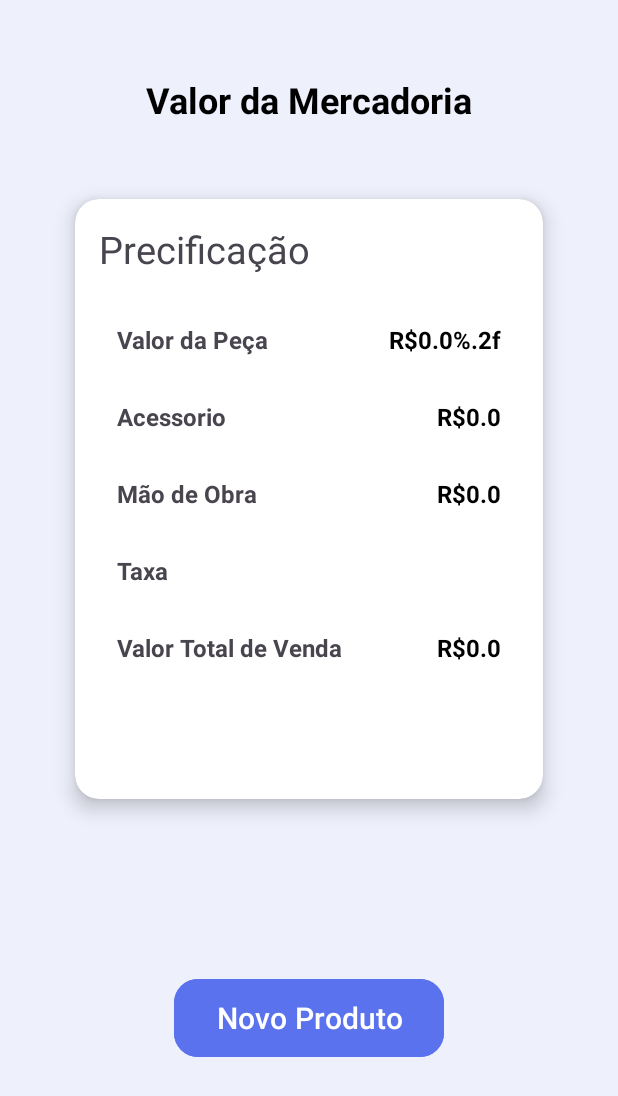
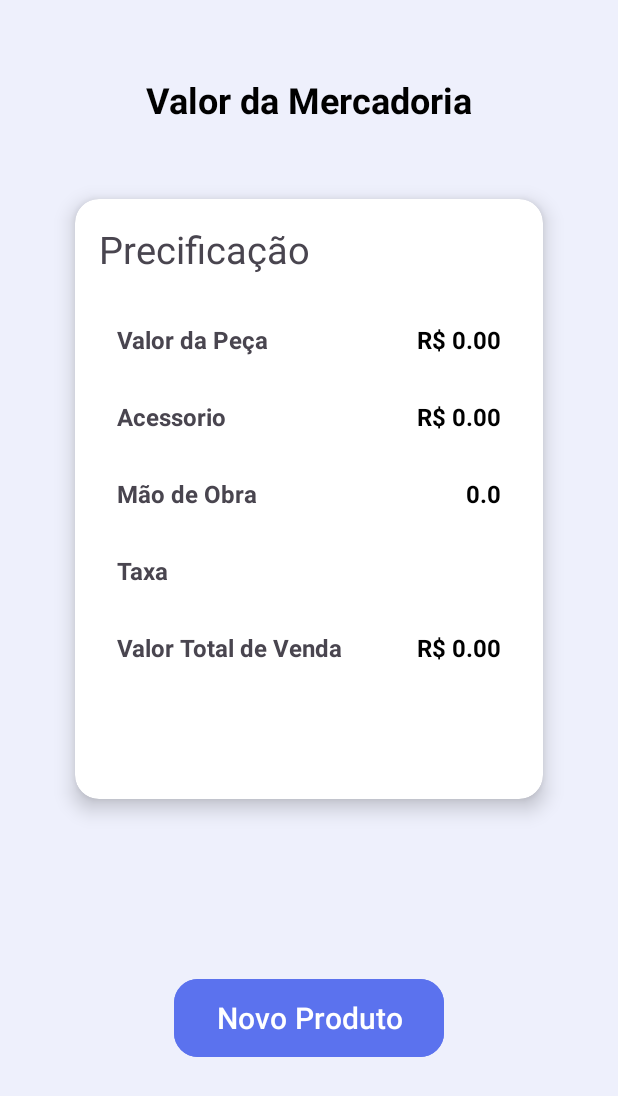
Before and after one commit to VitorPgms/ArtPrices, an Android app: the Result screen opened directly, with no data from a screen before it, on a phone screen of 412 x 824 dp. Shown: the top 1096 px of the screen. Run offline under Robolectric (Android 15) with nearby library versions, the phone set to English and light mode, and no system bars.

Commit message:
melhoria em partes do codigo.

```diff
--- a/app/src/main/java/com/example/artprice/Result.kt
+++ b/app/src/main/java/com/example/artprice/Result.kt
@@ -27,16 +27,15 @@ class Result : AppCompatActivity() {
         val profitResult = binding.txtValorMaodeObra
         val resultResult = binding.txtValorTotalVenda
 
-        val pricePiece = intent.getDoubleExtra("PRICE_PIECE", 0.0)
-        val accessory = intent.getDoubleExtra("ACCESSORY", 0.0)
-        val spinnerResultValue = intent.getDoubleExtra("SPINNER_RESULT", 0.0)
-        val profit = intent.getDoubleExtra("PROFIT", 0.0)
+        val pricePiece = intent.getDoubleExtra(MainActivity.EXTRA_PRICE_PIECE, 0.0)
+        val accessory = intent.getDoubleExtra(MainActivity.EXTRA_ACCESSORY, 0.0)
+        val spinnerResultValue = intent.getDoubleExtra(MainActivity.EXTRA_SPINNER_RESULT, 0.0)
+        val profit = intent.getDoubleExtra(MainActivity.EXTRA_PROFIT, 0.0)
 
-        pricePieceResult.text = "R$$pricePiece%.2f"
-        accessoryResult.text = "R$$accessory"
-        profitResult.text = "R$$profit"
-        resultResult.text = "R$$spinnerResultValue"
-
+        pricePieceResult.text = String.format("R$ %.2f", pricePiece)
+        accessoryResult.text = String.format("R$ %.2f", accessory)
+        profitResult.text = "$profit"
+        resultResult.text = String.format("R$ %.2f", spinnerResultValue)
 
     }
 }
```
Also changed, not shown: app/src/main/java/com/example/artprice/MainActivity.kt (+16 -8 lines).
